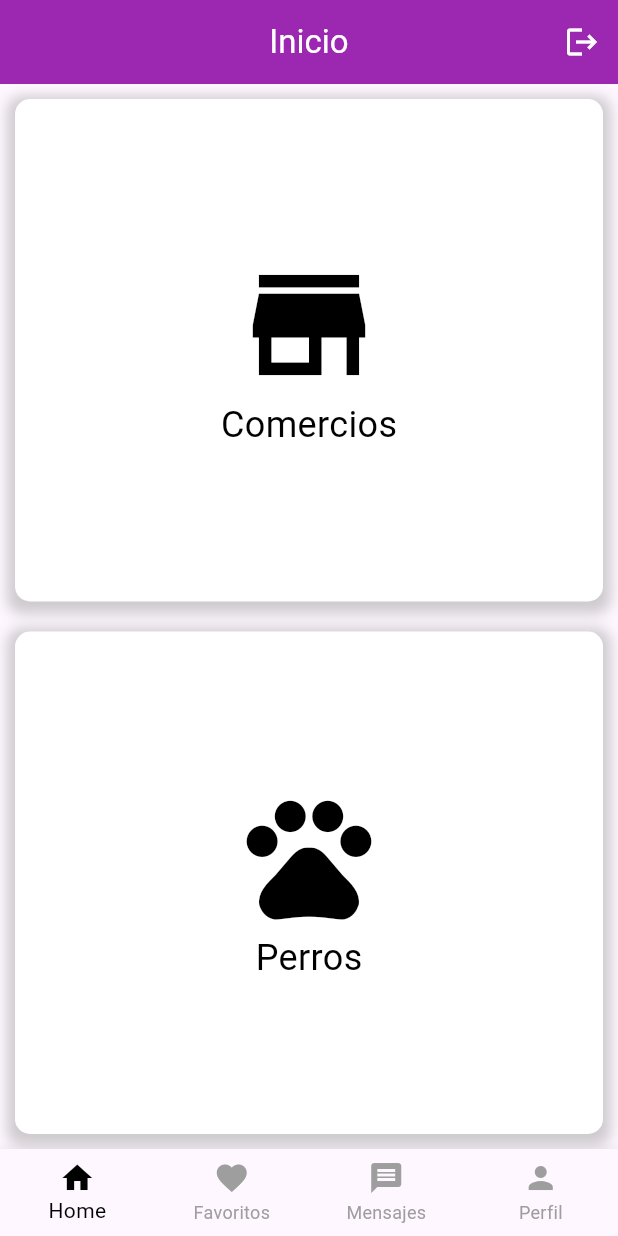
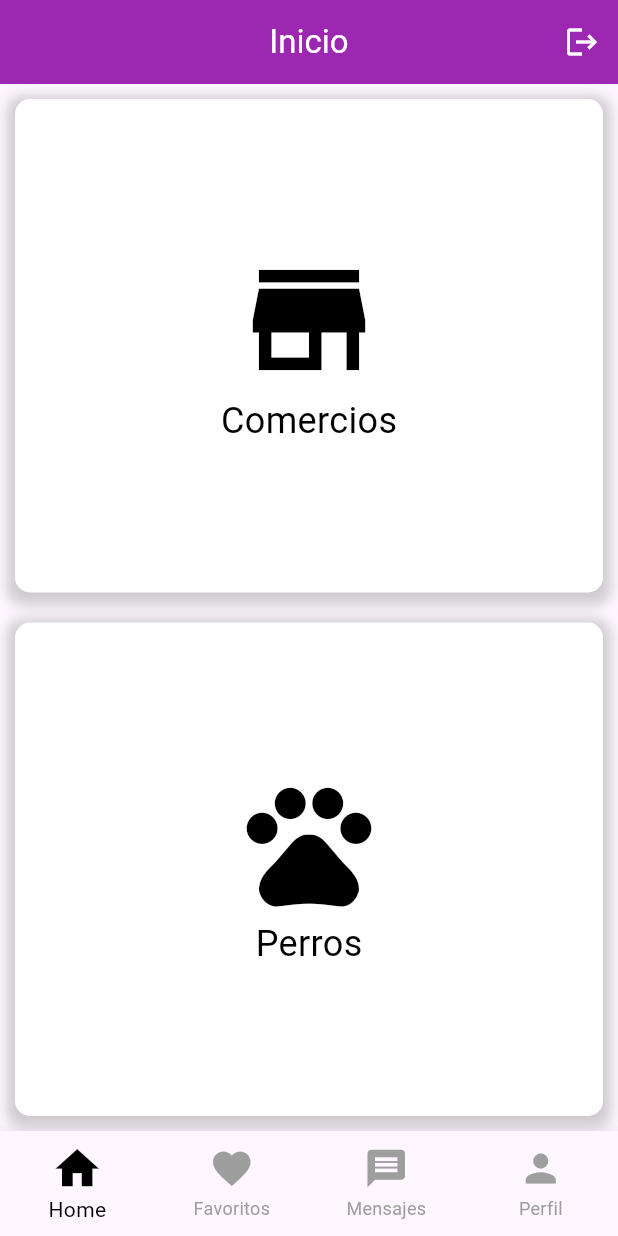
Before and after one commit to GuilleTF/Dogland, a Flutter app: the HomeScreen screen opened directly, on a phone screen of 412 x 824 dp. Run offline on Flutter 3.47's test engine with Material 3 defaults, Android fonts, the light colour scheme and no system bars; our stand-ins replace cloud_firestore, firebase_auth, firebase_core, firebase_storage, flutter_form_builder, flutter_image_compress and 6 more; accounts and stored records are empty.

Commit message:
ajustes de diseño en perros y bottom navbar

```diff
--- a/lib/widgets/bottom_navbar.dart
+++ b/lib/widgets/bottom_navbar.dart
@@ -12,7 +12,10 @@ class CustomBottomNavBar extends StatelessWidget {
 
   @override
   Widget build(BuildContext context) {
-    return BottomNavigationBar(
+    return SizedBox(
+      height: 70,  // Ajusta la altura del BottomNavigationBar
+      child: BottomNavigationBar(
+        type: BottomNavigationBarType.fixed,  // Fija el tipo para que siempre se muestre el texto
         items: const <BottomNavigationBarItem>[
           BottomNavigationBarItem(
             icon: Icon(Icons.home),
@@ -34,8 +37,12 @@ class CustomBottomNavBar extends StatelessWidget {
         currentIndex: currentIndex,
         selectedItemColor: Colors.black,
         unselectedItemColor: Colors.grey,
-      type: BottomNavigationBarType.fixed,
+        selectedIconTheme: IconThemeData(size: 35),  // Aumentar tamaño del ícono seleccionado
+        unselectedIconTheme: IconThemeData(size: 30), // Aumentar tamaño del ícono no seleccionado
+        selectedLabelStyle: TextStyle(fontSize: 14),  // Tamaño del texto para ítems seleccionados
+        unselectedLabelStyle: TextStyle(fontSize: 12), // Tamaño del texto para ítems no seleccionados
         onTap: onTap,
+      ),
     );
   }
 }
```
Also changed, not shown: lib/screens/perros/mis_perros_screen.dart (+9 -3 lines), lib/widgets/perro_card.dart (+41 -17 lines). Lines whose indentation alone changed are shown as unchanged.
